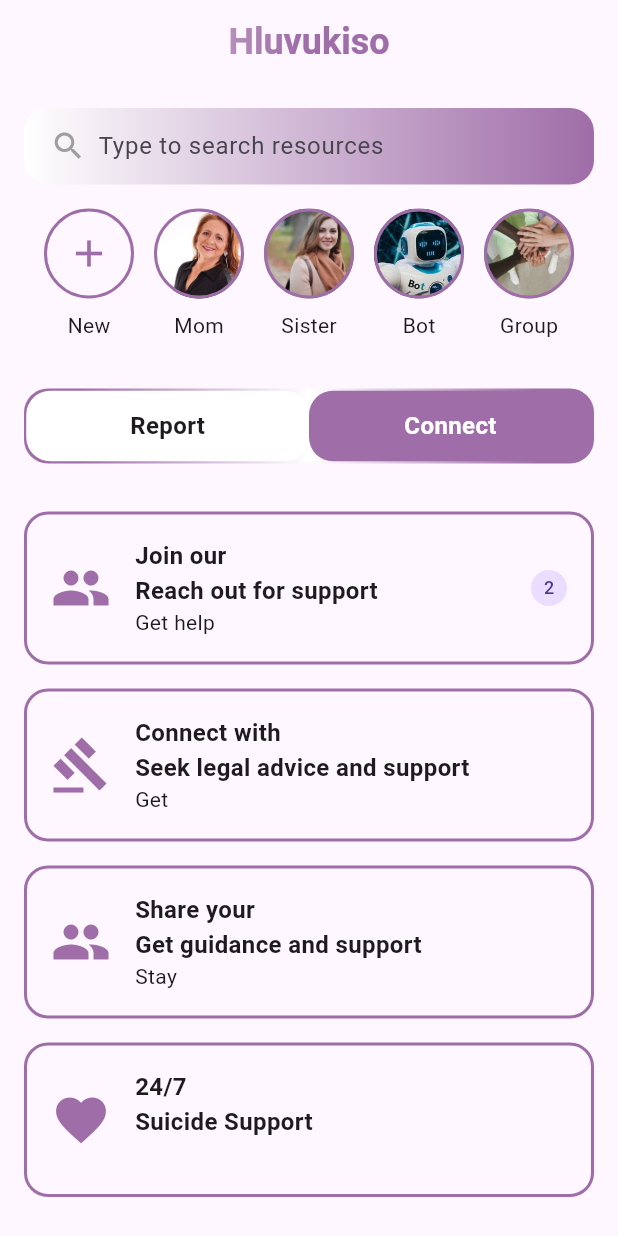
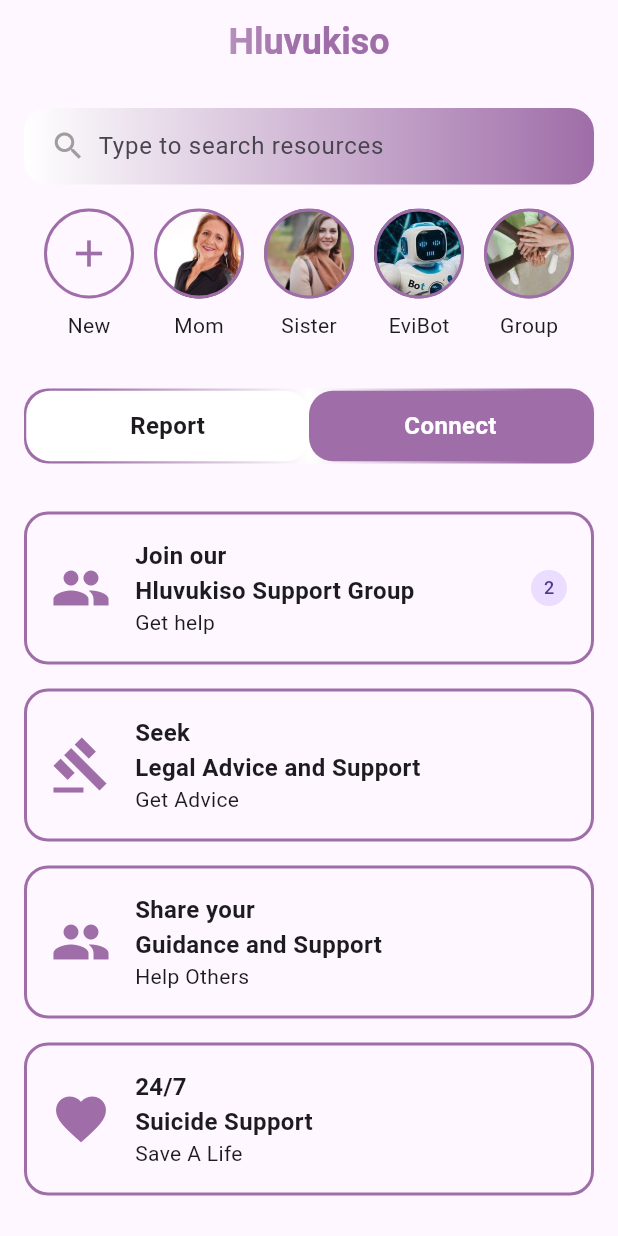
Before and after one commit to matshepo13/Hluvukiso-App, a Flutter app: the screen it shows after launch, on a phone screen of 412 x 824 dp. Run offline on Flutter 3.47's test engine with Material 3 defaults, Android fonts, the phone set to English and light mode, and no system bars; our stand-ins replace logger.

Commit message:
updated sub-titles

```diff
--- a/lib/main.dart
+++ b/lib/main.dart
@@ -12,7 +12,7 @@ class MyApp extends StatelessWidget {
   @override
   Widget build(BuildContext context) {
     return MaterialApp(
-      title: 'Hluvukisp',
+      title: 'Hluvukiso',
       theme: ThemeData(
         primarySwatch: Colors.blue,
       ),
@@ -61,7 +61,7 @@ class MyHomePage extends StatelessWidget {
                 ),
                 CircleImageButton(
                   imagePath: 'assets/bot.png',
-                  label: 'Bot',
+                  label: 'EviBot',
                   onPressed: () {},
                 ),
                 CircleImageButton(
@@ -75,27 +75,27 @@ class MyHomePage extends StatelessWidget {
             ToggleButtonGroup(),
             const SizedBox(height: 32), // Move buttons down a bit
             GradientButton(
-              text: 'Join our\nReach out for support',
+              text: 'Join our\nHluvukiso Support Group',
               subText: 'Get help',
               icon: Icons.people,
               count: 2,
             ),
             const SizedBox(height: 16),
             GradientButton(
-              text: 'Connect with\nSeek legal advice and support',
-              subText: 'Get',
+              text: 'Seek \nLegal Advice and Support',
+              subText: 'Get Advice',
               icon: Icons.gavel,
             ),
             const SizedBox(height: 16),
             GradientButton(
-              text: 'Share your\nGet guidance and support',
-              subText: 'Stay',
+              text: 'Share your\nGuidance and Support',
+              subText: 'Help Others',
               icon: Icons.people,
             ),
             const SizedBox(height: 16),
             GradientButton(
               text: '24/7\nSuicide Support',
-              subText: '',
+              subText: 'Save A Life',
               icon: Icons.favorite,
             ),
           ],
```
